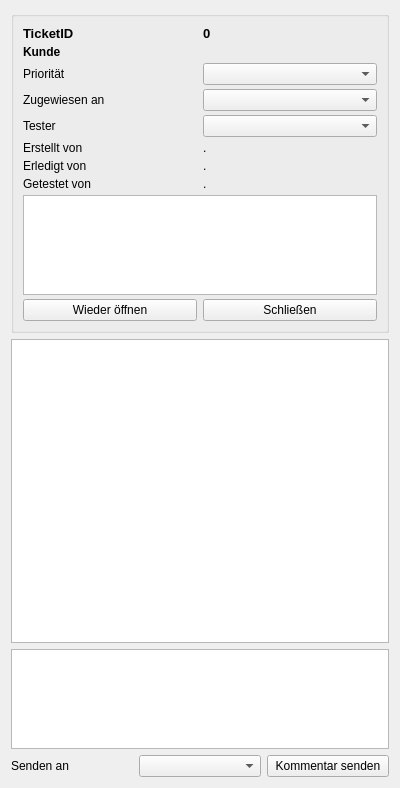
ghannami/TicketSystem, file TicketDetails.ui: the form before one commit.
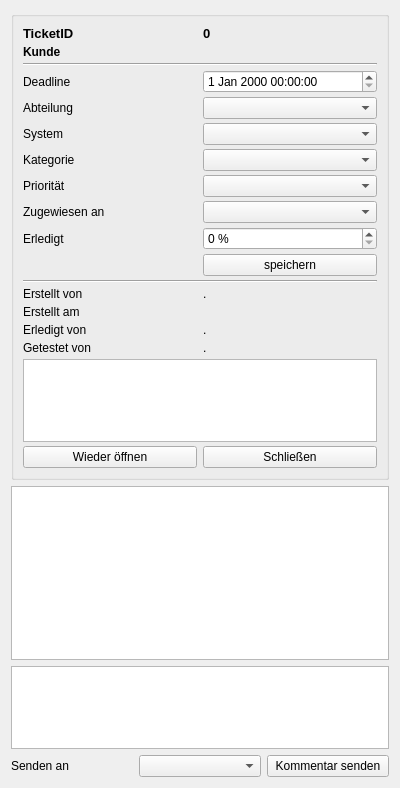
The form after the commit.

Commit message: Added: tracking changes advanced ticket details added department and deadline to ticket

Diff of the .ui file:
```diff
--- a/TicketDetails.ui
+++ b/TicketDetails.ui
@@ -23,7 +23,73 @@
       <property name="verticalSpacing">
        <number>4</number>
       </property>
-      <item row="8" column="1" colspan="2">
+      <item row="19" column="2">
+       <widget class="QPushButton" name="changeState">
+        <property name="text">
+         <string>Schließen</string>
+        </property>
+       </widget>
+      </item>
+      <item row="15" column="2">
+       <widget class="QLabel" name="processedByLabel2">
+        <property name="text">
+         <string>.</string>
+        </property>
+       </widget>
+      </item>
+      <item row="16" column="1">
+       <widget class="QLabel" name="testedByLabel1">
+        <property name="text">
+         <string>Getestet von</string>
+        </property>
+       </widget>
+      </item>
+      <item row="7" column="2">
+       <widget class="QComboBox" name="priorityBox"/>
+      </item>
+      <item row="0" column="2">
+       <widget class="QLabel" name="ticketIDLabel">
+        <property name="font">
+         <font>
+          <pointsize>10</pointsize>
+          <weight>75</weight>
+          <bold>true</bold>
+         </font>
+        </property>
+        <property name="text">
+         <string>0</string>
+        </property>
+       </widget>
+      </item>
+      <item row="0" column="1">
+       <widget class="QLabel" name="label">
+        <property name="font">
+         <font>
+          <pointsize>10</pointsize>
+          <weight>75</weight>
+          <bold>true</bold>
+         </font>
+        </property>
+        <property name="text">
+         <string>TicketID</string>
+        </property>
+       </widget>
+      </item>
+      <item row="16" column="2">
+       <widget class="QLabel" name="testedByLabel2">
+        <property name="text">
+         <string>.</string>
+        </property>
+       </widget>
+      </item>
+      <item row="14" column="1">
+       <widget class="QLabel" name="label_5">
+        <property name="text">
+         <string>Erstellt am</string>
+        </property>
+       </widget>
+      </item>
+      <item row="18" column="1" colspan="2">
        <widget class="QTextEdit" name="title">
         <property name="maximumSize">
          <size>
@@ -36,140 +102,172 @@
         </property>
        </widget>
       </item>
-      <item row="6" column="1">
+      <item row="15" column="1">
        <widget class="QLabel" name="processedByLabel1">
         <property name="text">
          <string>Erledigt von</string>
         </property>
        </widget>
       </item>
-      <item row="4" column="2">
-       <widget class="QComboBox" name="testerBox"/>
+      <item row="7" column="1">
+       <widget class="QLabel" name="label_4">
+        <property name="text">
+         <string>Priorität</string>
+        </property>
+       </widget>
+      </item>
+      <item row="1" column="1">
+       <widget class="QLabel" name="label_2">
+        <property name="font">
+         <font>
+          <weight>75</weight>
+          <bold>true</bold>
+         </font>
+        </property>
+        <property name="text">
+         <string>Kunde</string>
+        </property>
+       </widget>
+      </item>
+      <item row="1" column="2">
+       <widget class="QLabel" name="customerLabel">
+        <property name="font">
+         <font>
+          <weight>75</weight>
+          <bold>true</bold>
+         </font>
+        </property>
+        <property name="text">
+         <string/>
+        </property>
+       </widget>
+      </item>
+      <item row="9" column="1">
+       <widget class="QLabel" name="label_6">
+        <property name="text">
+         <string>Erledigt</string>
+        </property>
+       </widget>
+      </item>
+      <item row="6" column="1">
+       <widget class="QLabel" name="label_7">
+        <property name="text">
+         <string>Kategorie</string>
+        </property>
+       </widget>
+      </item>
+      <item row="6" column="2">
+       <widget class="QComboBox" name="categorie"/>
+      </item>
+      <item row="9" column="2">
+       <widget class="QSpinBox" name="percent">
+        <property name="suffix">
+         <string> %</string>
+        </property>
+        <property name="prefix">
+         <string/>
+        </property>
+        <property name="maximum">
+         <number>100</number>
+        </property>
+        <property name="singleStep">
+         <number>10</number>
+        </property>
+       </widget>
+      </item>
+      <item row="14" column="2">
+       <widget class="QLabel" name="createdOn">
+        <property name="text">
+         <string/>
+        </property>
+       </widget>
+      </item>
+      <item row="3" column="1">
+       <widget class="QLabel" name="label_9">
+        <property name="text">
+         <string>Deadline</string>
+        </property>
+       </widget>
       </item>
       <item row="4" column="1">
-       <widget class="QLabel" name="testerLabel">
+       <widget class="QLabel" name="label_8">
         <property name="text">
-         <string>Tester</string>
+         <string>Abteilung</string>
         </property>
        </widget>
       </item>
-      <item row="0" column="2">
-       <widget class="QLabel" name="ticketIDLabel">
-        <property name="font">
-         <font>
-          <pointsize>10</pointsize>
-          <weight>75</weight>
-          <bold>true</bold>
-         </font>
-        </property>
-        <property name="text">
-         <string>0</string>
-        </property>
-       </widget>
+      <item row="4" column="2">
+       <widget class="QComboBox" name="department"/>
       </item>
-      <item row="0" column="1">
-       <widget class="QLabel" name="label">
-        <property name="font">
-         <font>
-          <pointsize>10</pointsize>
-          <weight>75</weight>
-          <bold>true</bold>
-         </font>
+      <item row="3" column="2">
+       <widget class="QDateTimeEdit" name="deadline">
+        <property name="enabled">
+         <bool>true</bool>
         </property>
-        <property name="text">
-         <string>TicketID</string>
-        </property>
        </widget>
       </item>
-      <item row="7" column="2">
-       <widget class="QLabel" name="testedByLabel2">
-        <property name="text">
-         <string>.</string>
+      <item row="2" column="1" colspan="2">
+       <widget class="Line" name="line">
+        <property name="orientation">
+         <enum>Qt::Horizontal</enum>
         </property>
        </widget>
       </item>
-      <item row="5" column="1">
+      <item row="13" column="1">
        <widget class="QLabel" name="createdByLabel1">
         <property name="text">
          <string>Erstellt von</string>
         </property>
        </widget>
       </item>
-      <item row="5" column="2">
+      <item row="13" column="2">
        <widget class="QLabel" name="createdByLabel2">
         <property name="text">
          <string>.</string>
         </property>
        </widget>
       </item>
-      <item row="3" column="2">
+      <item row="8" column="2">
        <widget class="QComboBox" name="ticketToUserBox"/>
       </item>
-      <item row="3" column="1">
+      <item row="8" column="1">
        <widget class="QLabel" name="label_3">
         <property name="text">
          <string>Zugewiesen an</string>
         </property>
        </widget>
       </item>
-      <item row="9" column="2">
-       <widget class="QPushButton" name="changeState">
-        <property name="text">
-         <string>Schließen</string>
+      <item row="12" column="1" colspan="2">
+       <widget class="Line" name="line_2">
+        <property name="orientation">
+         <enum>Qt::Horizontal</enum>
         </property>
        </widget>
       </item>
-      <item row="6" column="2">
-       <widget class="QLabel" name="processedByLabel2">
-        <property name="text">
-         <string>.</string>
-        </property>
-       </widget>
-      </item>
-      <item row="7" column="1">
-       <widget class="QLabel" name="testedByLabel1">
-        <property name="text">
-         <string>Getestet von</string>
-        </property>
-       </widget>
-      </item>
-      <item row="2" column="2">
-       <widget class="QComboBox" name="priorityBox"/>
-      </item>
-      <item row="2" column="1">
-       <widget class="QLabel" name="label_4">
-        <property name="text">
-         <string>Priorität</string>
-        </property>
-       </widget>
-      </item>
-      <item row="9" column="1">
+      <item row="19" column="1">
        <widget class="QPushButton" name="reopen">
         <property name="text">
          <string>Wieder öffnen</string>
         </property>
        </widget>
       </item>
-      <item row="1" column="1">
-       <widget class="QLabel" name="label_2">
-        <property name="font">
-         <font>
-          <weight>75</weight>
-          <bold>true</bold>
-         </font>
-        </property>
+      <item row="10" column="2">
+       <widget class="QPushButton" name="save">
         <property name="text">
-         <string>Kunde</string>
+         <string>speichern</string>
         </property>
        </widget>
       </item>
-      <item row="1" column="2">
-       <widget class="QLabel" name="customerLabel">
+      <item row="5" column="1">
+       <widget class="QLabel" name="label_10">
         <property name="text">
-         <string/>
+         <string>System</string>
         </property>
        </widget>
       </item>
+      <item row="5" column="2">
+       <widget class="QComboBox" name="systemBox"/>
+      </item>
      </layout>
     </widget>
    </item>
```
The commit also changes 41 other files.
